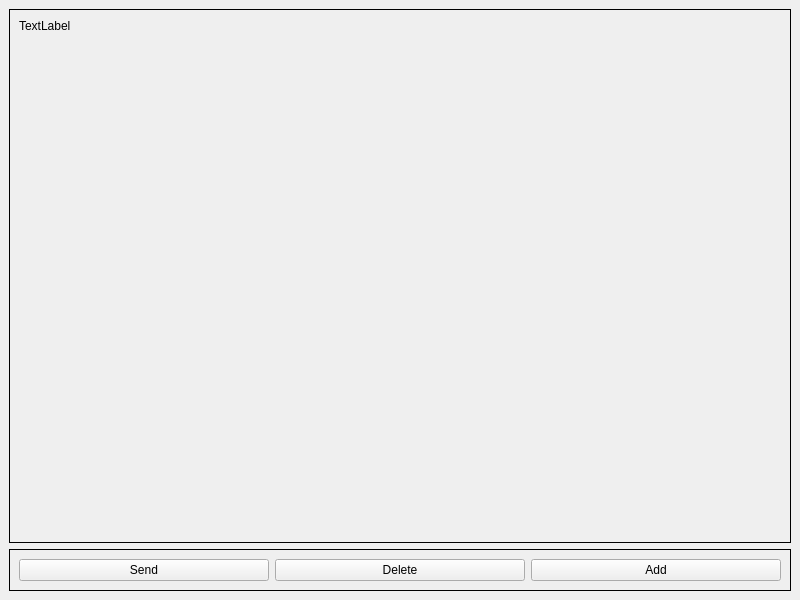
KhanhNgoDuy/Control-app, file untitled.ui: the form before one commit.
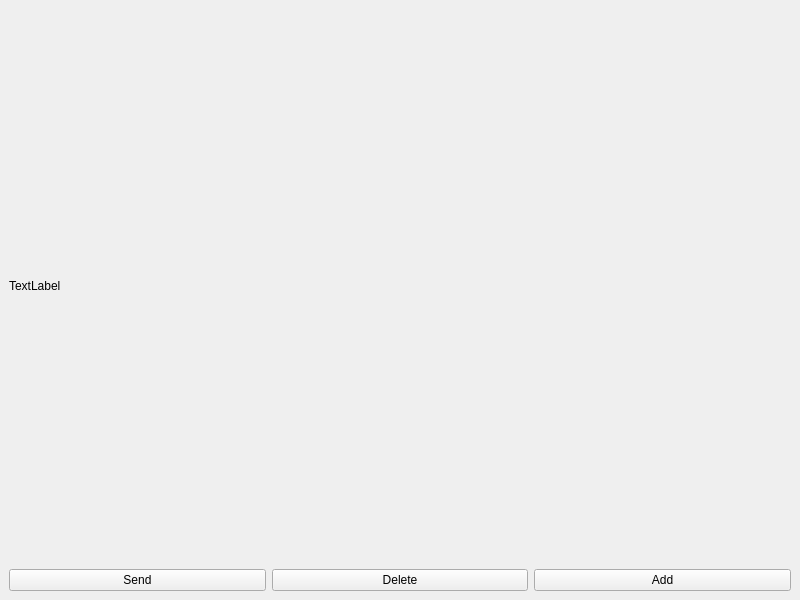
The form after the commit. Custom widgets are drawn as their Qt base class.

```diff
--- a/untitled.ui
+++ b/untitled.ui
@@ -16,46 +16,19 @@
   <widget class="QWidget" name="centralwidget">
    <layout class="QVBoxLayout" name="verticalLayout">
     <item>
-     <widget class="QFrame" name="frame">
-      <property name="frameShape">
-       <enum>QFrame::Box</enum>
-      </property>
-      <property name="frameShadow">
-       <enum>QFrame::Plain</enum>
-      </property>
-      <layout class="QVBoxLayout" name="verticalLayout_2">
+     <layout class="QVBoxLayout" name="verticalLayout_3" stretch="5,1">
        <item>
-        <widget class="QLabel" name="label">
+       <widget class="ClickLabel" name="label">
+        <property name="enabled">
+         <bool>true</bool>
+        </property>
          <property name="text">
           <string>TextLabel</string>
          </property>
         </widget>
        </item>
        <item>
-        <spacer name="verticalSpacer">
-         <property name="orientation">
-          <enum>Qt::Vertical</enum>
-         </property>
-         <property name="sizeHint" stdset="0">
-          <size>
-           <width>20</width>
-           <height>40</height>
-          </size>
-         </property>
-        </spacer>
-       </item>
-      </layout>
-     </widget>
-    </item>
-    <item>
-     <widget class="QFrame" name="frame_2">
-      <property name="frameShape">
-       <enum>QFrame::Box</enum>
-      </property>
-      <property name="frameShadow">
-       <enum>QFrame::Plain</enum>
-      </property>
-      <layout class="QHBoxLayout" name="horizontalLayout">
+       <layout class="QHBoxLayout" name="horizontalLayout_2">
        <item>
         <widget class="QPushButton" name="send_button">
          <property name="text">
@@ -78,11 +51,19 @@
         </widget>
        </item>
       </layout>
-     </widget>
-    </item>
-   </layout>
+      </item>
+     </layout>
+    </item>
+   </layout>
   </widget>
  </widget>
+ <customwidgets>
+  <customwidget>
+   <class>ClickLabel</class>
+   <extends>QLabel</extends>
+   <header>click_label.h</header>
+  </customwidget>
+ </customwidgets>
  <resources/>
  <connections/>
 </ui>
```
Lines whose indentation alone changed are shown as unchanged.
